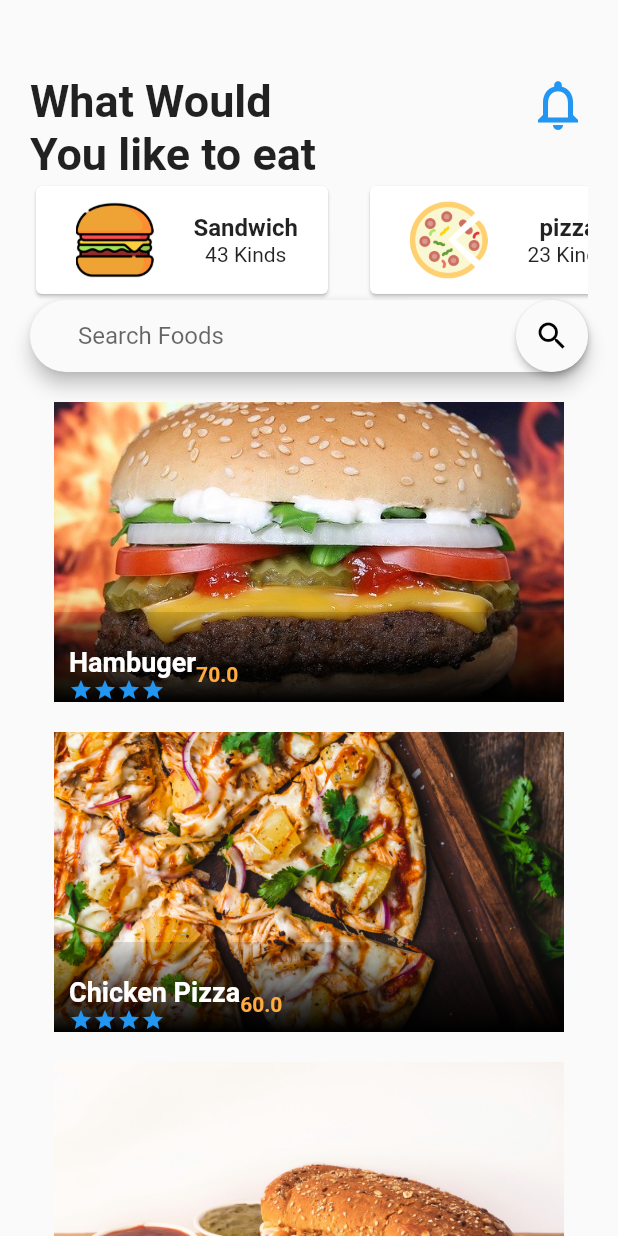
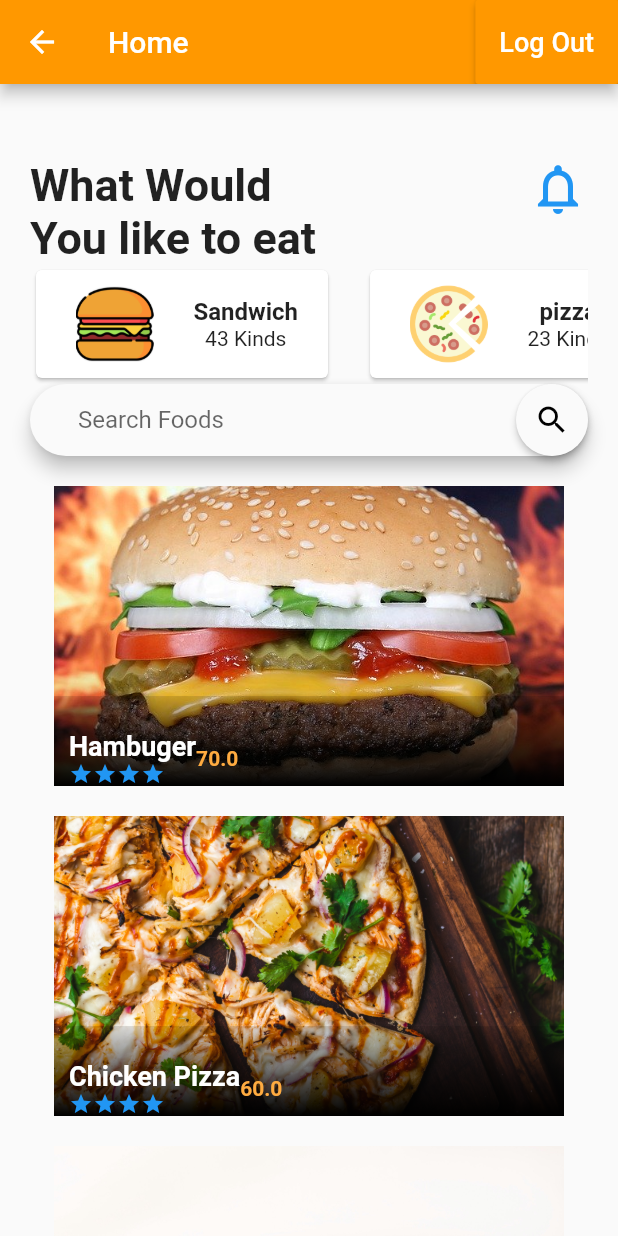
Before and after one commit to gihad5/flutter, a Flutter app: the HomeLoginScreen screen opened directly, on a phone screen of 412 x 824 dp. Run offline on Flutter 3.47's test engine with Material 2 defaults, Android fonts, the phone set to English and light mode, and no system bars; network calls fail.

Commit message:
Update homelogin.dart

```diff
--- a/lib/screens/homelogin.dart
+++ b/lib/screens/homelogin.dart
@@ -4,6 +4,7 @@ import 'searchfield.dart';
 import 'food.dart';
 import 'fooddata.dart';
 import 'foodmodel.dart';
+import 'login.dart';
 
  class HomeLoginScreen extends StatefulWidget {
 HomeLoginScreen();
@@ -17,6 +18,24 @@ List<Food> _foods=foods;
     @override
     Widget build(BuildContext context) {
       return Scaffold(
+
+
+appBar: AppBar(title: Text('Home'),
+backgroundColor: Colors.orange,
+       actions: <Widget>[
+          RaisedButton(
+            child: Text('Log Out',style: TextStyle(fontSize: 18,color: Colors.white),),
+            color: Colors.orange,
+            onPressed: () async{
+          //await FirebaseAuth.instance.signOut();
+Navigator.pushReplacement(context, MaterialPageRoute(builder: (context) => LoginScreen()));
+
+            }
+      ),
+       ],
+      ),
+
+
         body: ListView(
           padding: EdgeInsets.only(top:50.0,left:20.0,right:20.0),
           children :<Widget>[
```
